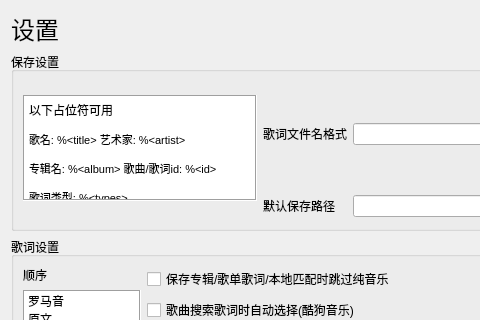
This is ui/settings.ui in chenmozhijin/LDDC as Qt 5 draws it before an edit; both pictures show x 0 to 480 and y 0 to 320 of the 1050 by 620 pixel window. The edited form follows.
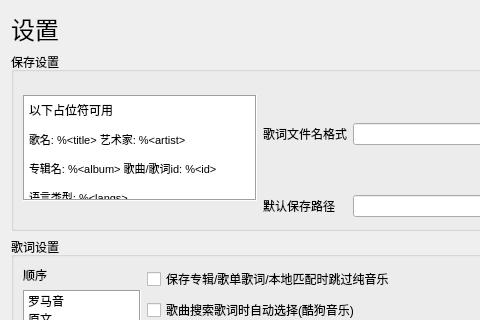
This is the edited form. Custom widgets are drawn as their Qt base class.

Commit message: feat: Replace the placeholder "%<types>" with "%<langs>"

Diff of the .ui file:
```diff
--- a/ui/settings.ui
+++ b/ui/settings.ui
@@ -63,7 +63,7 @@
 &lt;p style=&quot; margin-top:12px; margin-bottom:12px; margin-left:0px; margin-right:0px; -qt-block-indent:0; text-indent:0px;&quot;&gt;以下占位符可用&lt;/p&gt;
 &lt;p style=&quot; margin-top:12px; margin-bottom:12px; margin-left:0px; margin-right:0px; -qt-block-indent:0; text-indent:0px;&quot;&gt;&lt;span style=&quot; font-size:8pt;&quot;&gt;歌名: %&amp;lt;title&amp;gt; 艺术家: %&amp;lt;artist&amp;gt;&lt;/span&gt;&lt;/p&gt;
 &lt;p style=&quot; margin-top:12px; margin-bottom:12px; margin-left:0px; margin-right:0px; -qt-block-indent:0; text-indent:0px;&quot;&gt;&lt;span style=&quot; font-size:8pt;&quot;&gt;专辑名: %&amp;lt;album&amp;gt; 歌曲/歌词id: %&amp;lt;id&amp;gt;&lt;/span&gt;&lt;/p&gt;
-&lt;p style=&quot; margin-top:12px; margin-bottom:12px; margin-left:0px; margin-right:0px; -qt-block-indent:0; text-indent:0px;&quot;&gt;&lt;span style=&quot; font-size:8pt;&quot;&gt;歌词类型: %&amp;lt;types&amp;gt;&lt;/span&gt;&lt;/p&gt;&lt;/body&gt;&lt;/html&gt;</string>
+&lt;p style=&quot; margin-top:12px; margin-bottom:12px; margin-left:0px; margin-right:0px; -qt-block-indent:0; text-indent:0px;&quot;&gt;&lt;span style=&quot; font-size:8pt;&quot;&gt;语言类型: %&amp;lt;langs&amp;gt;&lt;/span&gt;&lt;/p&gt;&lt;/body&gt;&lt;/html&gt;</string>
         </property>
         <property name="openLinks">
          <bool>false</bool>
```
The commit also changes 2 other files.
